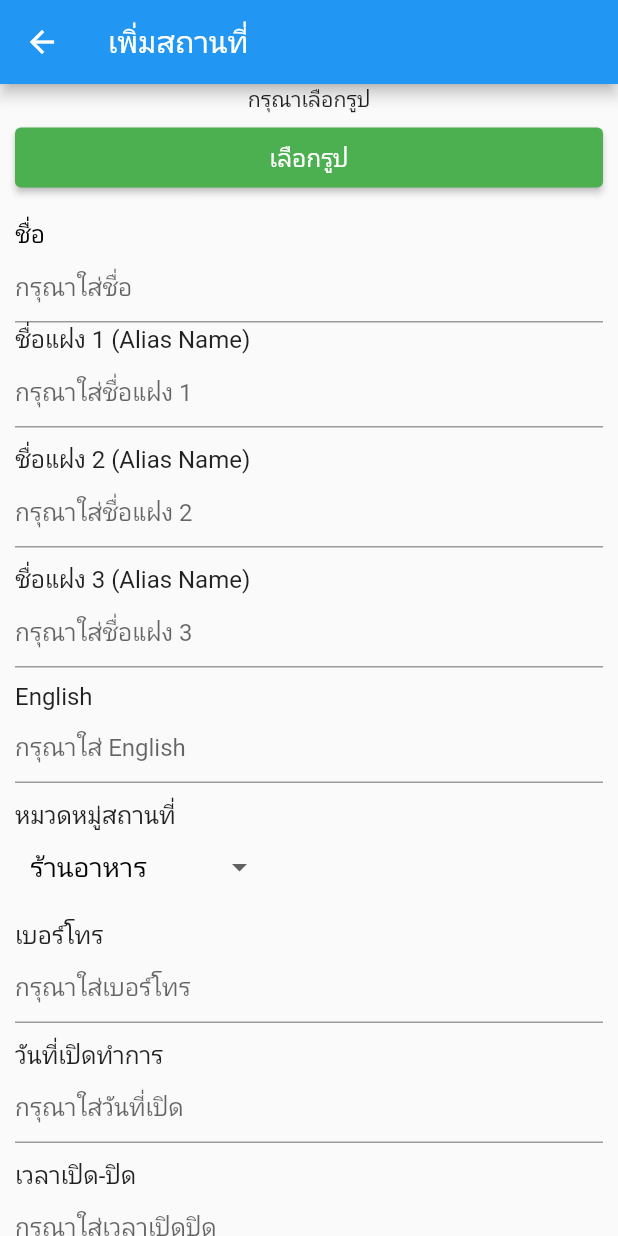
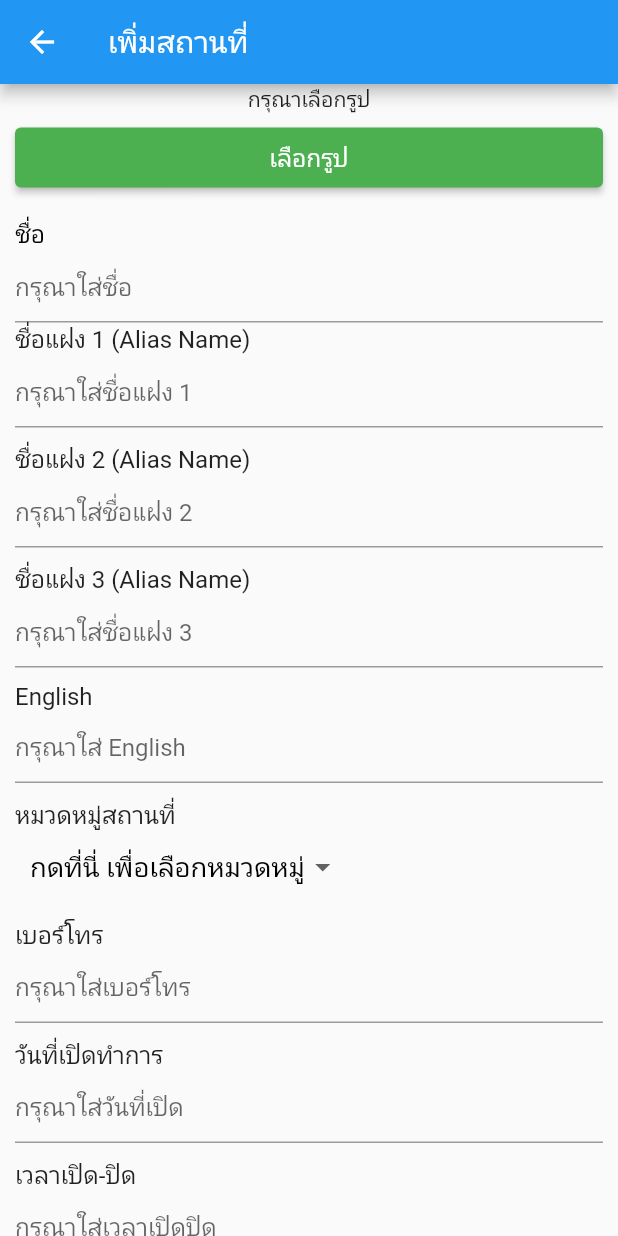
Before and after one commit to noppon0031/Appdemo, a Flutter app: the AddImage screen opened directly, on a phone screen of 412 x 824 dp. Run offline on Flutter 3.47's test engine with Material 2 defaults, Android fonts, the phone set to English and light mode, and no system bars; our stand-ins replace carousel_slider, cloud_firestore, firebase_core, firebase_database, firebase_storage, flutter_image_slideshow and 9 more; accounts and stored records are empty.

Commit message:
13/08 20.35

```diff
--- a/lib/Business/add_image.dart
+++ b/lib/Business/add_image.dart
@@ -777,8 +777,9 @@ class _AddImageState extends State<AddImage> {
     return emailValid;
   }
 
-  String dropdownValue = 'ร้านอาหาร';
+  String dropdownValue = 'กดที่นี่ เพื่อเลือกหมวดหมู่';
   List<String> business_type = [
+    'กดที่นี่ เพื่อเลือกหมวดหมู่',
     'ร้านอาหาร',
     'ร้านกาแฟ',
     'ร้านเครื่องเขียน',
```
Also changed, not shown: lib/Business/Search.dart (+49 -1 lines), lib/Business/business_list_user.dart (+0 -53 lines).
